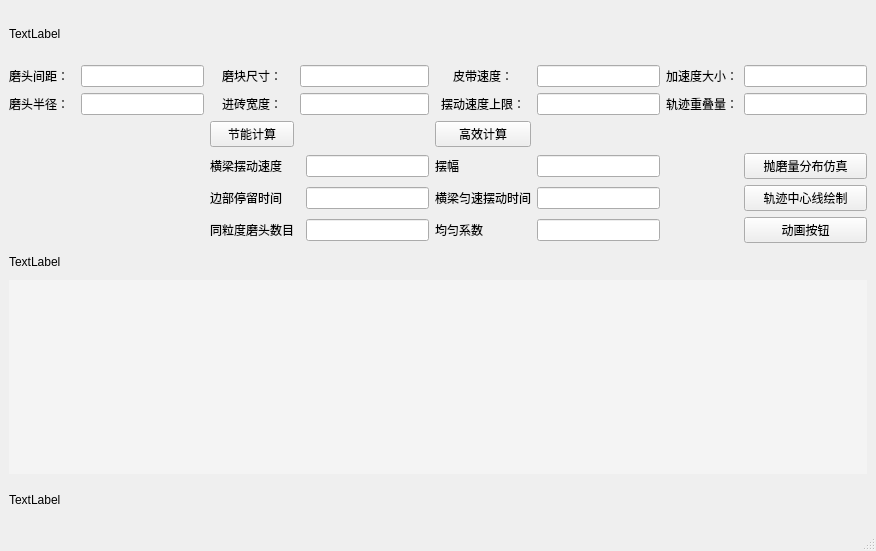
This is Equal_Calc.ui in wuheideyun/PolishingParameterNew as Qt 5 draws it before an edit. The edited form follows.
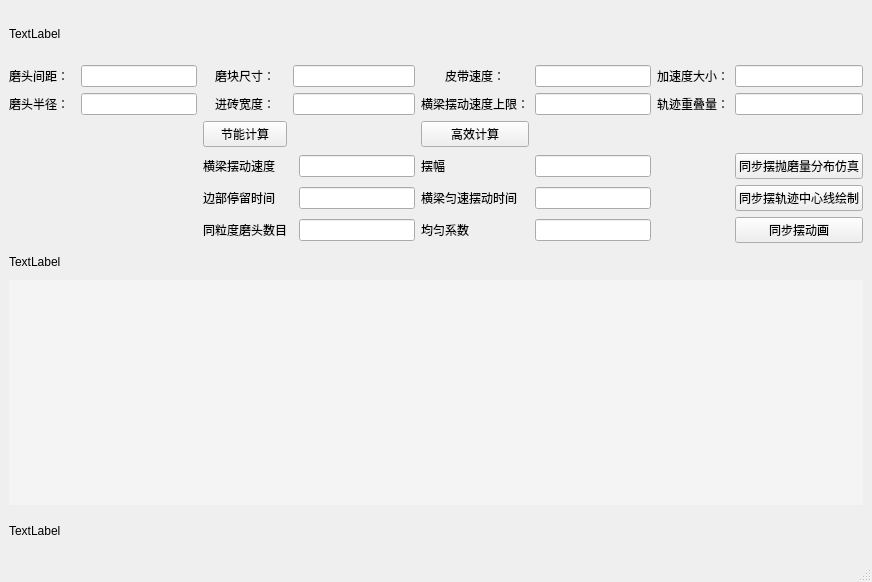
This is the edited form.

Commit message: 同步组件名

What changed in the file:
```diff
--- a/Equal_Calc.ui
+++ b/Equal_Calc.ui
@@ -6,8 +6,8 @@
    <rect>
     <x>0</x>
     <y>0</y>
-    <width>876</width>
-    <height>551</height>
+    <width>872</width>
+    <height>582</height>
    </rect>
   </property>
   <property name="windowTitle">
@@ -51,7 +51,7 @@
     <item row="4" column="9">
      <widget class="QPushButton" name="simulation_button">
       <property name="text">
-       <string>抛磨量分布仿真</string>
+       <string>同步摆抛磨量分布仿真</string>
       </property>
      </widget>
     </item>
@@ -61,7 +61,7 @@
     <item row="2" column="6">
      <widget class="QLabel" name="label_7">
       <property name="text">
-       <string>&lt;html&gt;&lt;head/&gt;&lt;body&gt;&lt;p align=&quot;center&quot;&gt;摆动速度上限：&lt;/p&gt;&lt;/body&gt;&lt;/html&gt;</string>
+       <string>&lt;html&gt;&lt;head/&gt;&lt;body&gt;&lt;p&gt;横梁摆动速度上限：&lt;/p&gt;&lt;/body&gt;&lt;/html&gt;</string>
       </property>
      </widget>
     </item>
@@ -118,7 +118,7 @@
     <item row="5" column="9">
      <widget class="QPushButton" name="middle_line_button">
       <property name="text">
-       <string>轨迹中心线绘制</string>
+       <string>同步摆轨迹中心线绘制</string>
       </property>
      </widget>
     </item>
@@ -149,7 +149,7 @@
     <item row="6" column="9">
      <widget class="QPushButton" name="animation_button">
       <property name="text">
-       <string>动画按钮</string>
+       <string>同步摆动画</string>
       </property>
      </widget>
     </item>
```
Left out of the diff: 70 changed lines with no effect on the pictures. The commit also changes 15 other files.
